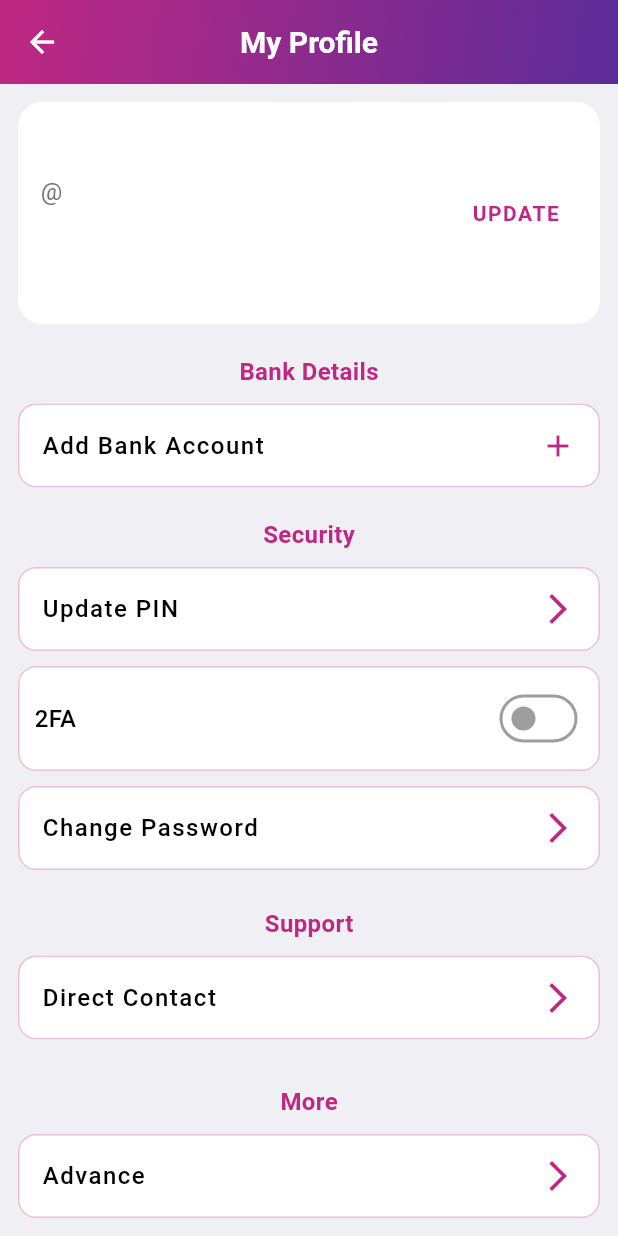
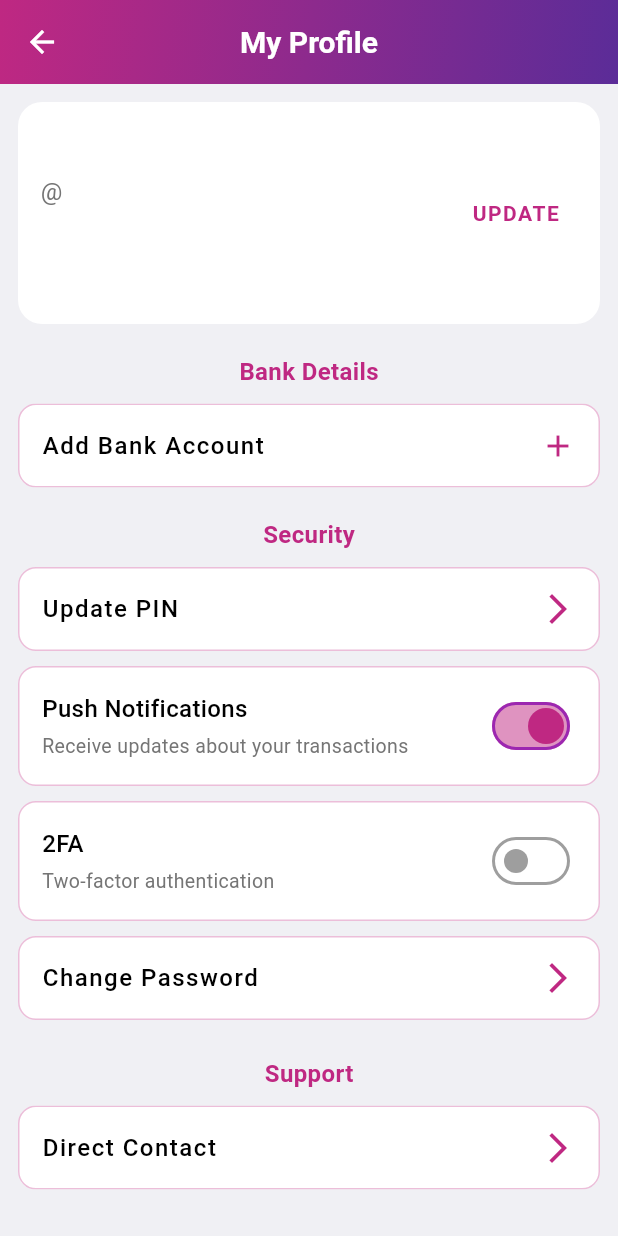
Before and after one commit to etineh/Legitcards-user-app, a Flutter app: the ProfileScreen screen opened directly with empty values, on a phone screen of 412 x 824 dp. Run offline on Flutter 3.47's test engine with Material 3 defaults, Android fonts, the phone set to English and light mode, and no system bars; drawn by our look-alikes of modal_progress_hud_nsn; our stand-ins replace awesome_notifications, cached_network_image, device_info_plus, firebase_auth, firebase_core, firebase_database and 9 more; missing offline and left inert: cloudinary_public, encrypt; accounts and stored records are empty; network calls fail.

Commit message:
Add notification button to profile screen to make optional

```diff
--- a/lib/screens/dashboard/coins/coin_screen.dart
+++ b/lib/screens/dashboard/coins/coin_screen.dart
@@ -270,7 +270,11 @@ class _CoinScreenState extends State<CoinScreen> {
     return Column(
       crossAxisAlignment: CrossAxisAlignment.center,
       children: [
-        const CustomText(text: "Select Coin to sell", size: 14),
+        CustomText(
+            text: Platform.isIOS
+                ? "Select Coin to exchange"
+                : "Select Coin to sell",
+            size: 14),
         const SizedBox(height: 8),
         Container(
           decoration: BoxDecoration(
--- a/lib/screens/profile/profile_screen.dart
+++ b/lib/screens/profile/profile_screen.dart
@@ -1,3 +1,5 @@
+import 'dart:io';
+
 import 'package:flutter/material.dart';
 import 'package:legit_cards/Utilities/cache_utils.dart';
 import 'package:legit_cards/constants/k.dart';
@@ -7,6 +9,7 @@ import 'package:legit_cards/extension/inbuilt_ext.dart';
 import 'package:legit_cards/screens/profile/profile_view_model.dart';
 import 'package:legit_cards/screens/widgets/PrimaryButton.dart';
 import 'package:legit_cards/screens/widgets/app_bar.dart';
+import 'package:legit_cards/services/firebase_messaging_service.dart';
 import 'package:modal_progress_hud_nsn/modal_progress_hud_nsn.dart';
 import 'package:provider/provider.dart';
 
@@ -25,7 +28,8 @@ class ProfileScreen extends StatefulWidget {
 class _ProfileScreenState extends State<ProfileScreen> with RouteAware {
   late UserProfileM user;
   bool _is2FAEnabled = false;
-  // List<BankAccount> bankAccounts = CacheUtils.myBankAccount;
+  bool _notificationsEnabled = false;
+  final _messagingService = FirebaseMessagingService();
 
   @override
   void initState() {
@@ -35,11 +39,21 @@ class _ProfileScreenState extends State<ProfileScreen> with RouteAware {
       _is2FAEnabled = user.is2fa ?? false;
     });
 
+    // Check current notification permission status
+    _checkNotificationPermission();
+
     if (CacheUtils.myBankAccount.isEmpty) {
       ProfileViewModel viewModel =
           Provider.of<ProfileViewModel>(context, listen: false);
       viewModel.getMyBankInfo(user);
     }
+  }
+
+  Future<void> _checkNotificationPermission() async {
+    final isGranted = await _messagingService.isPermissionGranted();
+    setState(() {
+      _notificationsEnabled = isGranted;
+    });
   }
 
   @override
@@ -84,6 +98,41 @@ class _ProfileScreenState extends State<ProfileScreen> with RouteAware {
     if (sendRes.statusCode == "2FA_DISABLED") {
       setState(() {
         _is2FAEnabled = false;
+      });
+    }
+  }
+
+  Future<void> _handleNotificationToggle(bool enabled) async {
+    if (enabled) {
+      // Request notification permission
+      final granted = await _messagingService.requestPermission();
+
+      if (!mounted) return;
+
+      if (granted) {
+        setState(() {
+          _notificationsEnabled = true;
+        });
+        context.toastMsg('Notifications enabled successfully');
+      } else {
+        setState(() {
+          _notificationsEnabled = false;
+        });
+        context.toastMsg(
+            'Notification permission denied. Please enable in Settings.');
+      }
+    } else {
+      // User wants to disable - inform them to do it in system settings
+      if (!mounted) return;
+      context.showInfoDialog(
+        title: 'Disable Notifications',
+        subtitle:
+            'To disable notifications, please go to your device Settings > Legitcards > Notifications and turn them off.',
+      );
+
+      // Revert the switch
+      setState(() {
+        _notificationsEnabled = true;
       });
     }
   }
@@ -158,9 +207,20 @@ class _ProfileScreenState extends State<ProfileScreen> with RouteAware {
 
               const SizedBox(height: 10),
 
+              // Push Notifications Toggle
+              _settingsToggle(
+                title: 'Push Notifications',
+                subtitle: 'Receive updates about your transactions',
+                value: _notificationsEnabled,
+                onChanged: _handleNotificationToggle,
+              ),
+
+              const SizedBox(height: 10),
+
               // 2FA
-              _twoFA(
+              _settingsToggle(
                 title: '2FA',
+                subtitle: 'Two-factor authentication',
                 value: _is2FAEnabled,
                 onChanged: (enabled) {
                   if (_is2FAEnabled) {
@@ -232,6 +292,7 @@ class _ProfileScreenState extends State<ProfileScreen> with RouteAware {
               const SizedBox(height: 32),
 
               // Version
+              if (Platform.isAndroid)
                 Center(
                   child: Text(
                     'Version ${K.VERSION_NAME} (${K.VERSION_CODE})',
@@ -333,13 +394,14 @@ class _ProfileScreenState extends State<ProfileScreen> with RouteAware {
     );
   }
 
-  Widget _twoFA({
+  Widget _settingsToggle({
     required String title,
+    String? subtitle,
     required bool value,
     required ValueChanged<bool> onChanged,
   }) {
     return Container(
-      padding: const EdgeInsets.all(10),
+      padding: const EdgeInsets.all(15),
       decoration: BoxDecoration(
         color: context.cardColor,
         borderRadius: BorderRadius.circular(12),
@@ -348,12 +410,29 @@ class _ProfileScreenState extends State<ProfileScreen> with RouteAware {
       child: Row(
         mainAxisAlignment: MainAxisAlignment.spaceBetween,
         children: [
+          Expanded(
+            child: Column(
+              crossAxisAlignment: CrossAxisAlignment.start,
+              children: [
                 Text(
                   title,
                   style: TextStyle(
                     fontSize: 16,
                     fontWeight: FontWeight.w500,
                     color: context.blackWhite,
+                  ),
+                ),
+                if (subtitle != null) ...[
+                  const SizedBox(height: 4),
+                  Text(
+                    subtitle,
+                    style: TextStyle(
+                      fontSize: 13,
+                      color: Colors.grey[600],
+                    ),
+                  ),
+                ],
+              ],
             ),
           ),
           Switch(
--- a/pubspec.yaml
+++ b/pubspec.yaml
@@ -4,7 +4,7 @@ description: "A new Flutter project."
 # pub.dev using `flutter pub publish`. This is preferred for private packages.
 publish_to: 'none' # Remove this line if you wish to publish to pub.dev
 
-version: 1.5.0+2
+version: 1.5.1+3
 
 environment:
   sdk: ^3.5.4
```
Also changed, not shown: lib/Utilities/adjust_utils.dart (+9 -0 lines), lib/screens/dashboard/gift_cards/gift_card_screen.dart (+4 -7 lines), lib/screens/dashboard/history/card_details_bottom_sheet.dart (+8 -5 lines), lib/screens/dashboard/home/home_screen.dart (+10 -5 lines), lib/services/firebase_messaging_service.dart (+34 -5 lines), 1 other file. Lines whose indentation alone changed are shown as unchanged.
